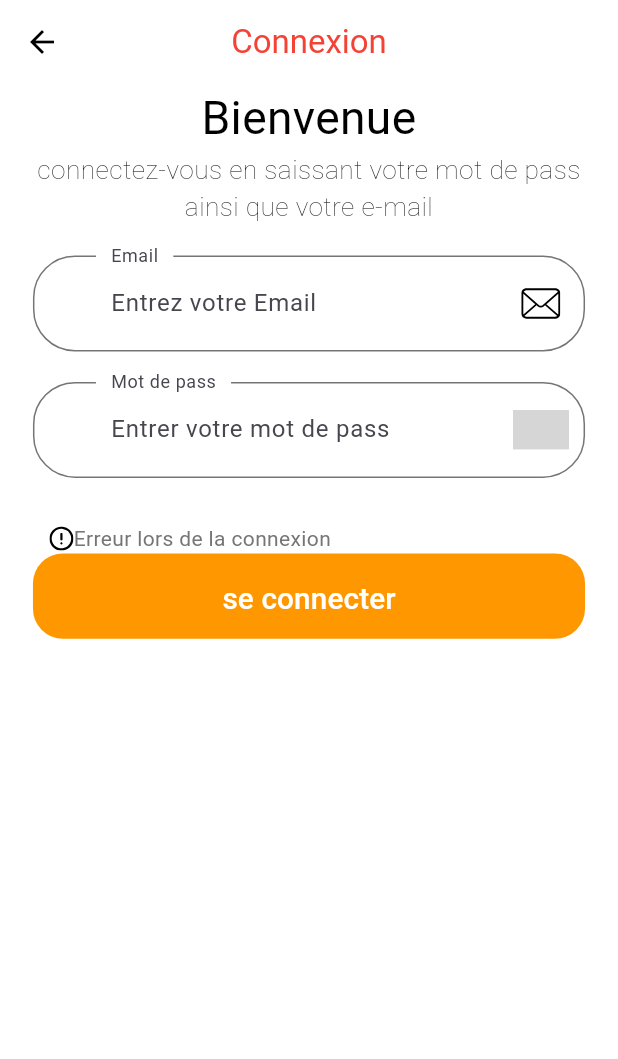
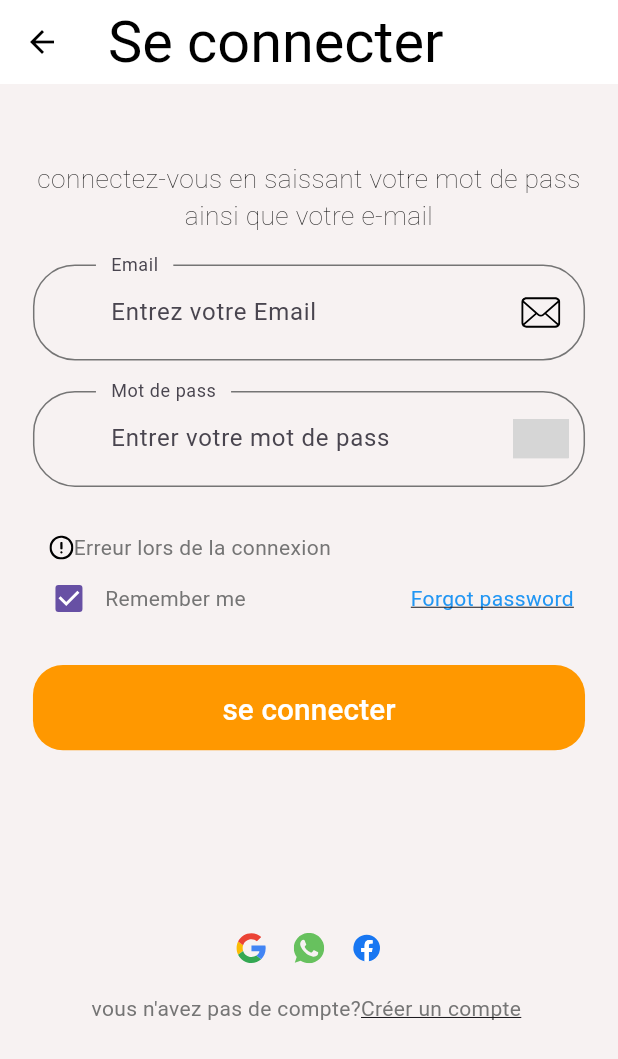
Before and after one commit to Jumvi/flutter-CoopApp, a Flutter app: the SingInScreen screen opened by its route, on a phone screen of 412 x 824 dp. Shown: the top 1059 px of the screen. Run offline on Flutter 3.47's test engine with Material 3 defaults, Android fonts, the phone set to English and light mode, and no system bars; our stand-ins replace flutter_svg; Roboto replaces fonts that are missing (Muli); grey boxes are pictures that could not be loaded.

Commit message:
feat:add authentification screen

```diff
--- a/lib/screen/sing_in/components/body_connexion.dart
+++ b/lib/screen/sing_in/components/body_connexion.dart
@@ -2,6 +2,7 @@ import 'package:firstapp/screen/sing_in/components/connexion_formulaire.dart';
 import 'package:firstapp/size_config.dart';
 import 'package:flutter/material.dart';
 import 'package:flutter/widgets.dart';
+import 'package:flutter_svg/svg.dart';
 
 class BodyConnexion extends StatelessWidget {
   const BodyConnexion({super.key});
@@ -16,10 +17,10 @@ class BodyConnexion extends StatelessWidget {
               EdgeInsets.symmetric(horizontal: getProportionateScreenWidth(20)),
           child: Column(
             children: [
-              Text('Bienvenue',
+              Text('',
                   style: TextStyle(
                     color: Colors.black,
-                    fontSize: getProportionateScreenWidth(28),
+                    fontSize: getProportionateScreenWidth(32),
                     fontWeight: FontWeight.w400,
                   ),
                   textAlign: TextAlign.center),
@@ -32,6 +33,47 @@ class BodyConnexion extends StatelessWidget {
                 textAlign: TextAlign.center,
               ),
               SingInFormulair(),
+              SizedBox(
+                height: getProportionateScreenHeight(120),
+              ),
+              Center(
+                child: Row(
+                  mainAxisSize: MainAxisSize.min,
+                  children: [
+                    SvgPicture.asset(
+                      "assets/icons/google.svg",
+                      width: getProportionateScreenWidth(20),
+                      height: getProportionateScreenHeight(20),
+                    ),
+                    SizedBox(
+                      width: getProportionateScreenWidth(15),
+                    ),
+                    SvgPicture.asset("assets/icons/whatsaap.svg",
+                        width: getProportionateScreenWidth(20),
+                        height: getProportionateScreenHeight(20)),
+                    SizedBox(
+                      width: getProportionateScreenWidth(15),
+                    ),
+                    SvgPicture.asset("assets/icons/facebook.svg",
+                        width: getProportionateScreenWidth(20),
+                        height: getProportionateScreenHeight(20)),
+                  ],
+                ),
+              ),
+              SizedBox(
+                height: getProportionateScreenHeight(20),
+              ),
+              Center(
+                  child: Row(
+                mainAxisSize: MainAxisSize.min,
+                children: [
+                  Text("vous n'avez pas de compte?"),
+                  Text('Créer un compte ',
+                      style: TextStyle(
+                        decoration: TextDecoration.underline,
+                      )),
+                ],
+              ))
             ],
           ),
         ),
--- a/lib/screen/sing_in/components/connexion_formulaire.dart
+++ b/lib/screen/sing_in/components/connexion_formulaire.dart
@@ -15,6 +15,14 @@ class _SingInFormulairState extends State<SingInFormulair> {
   final _formKey = GlobalKey<FormState>();
   final TextEditingController _emailController = TextEditingController();
   final TextEditingController _passwordController = TextEditingController();
+  bool boxState = true;
+
+  void onChackboxChangeState(bool? value) {
+    setState(() {
+      boxState = value ?? false;
+    });
+  }
+
   @override
   Widget build(BuildContext context) {
     return Form(
@@ -45,6 +53,23 @@ class _SingInFormulairState extends State<SingInFormulair> {
                 SvgPicture.asset("assets/icons/Error.svg"),
                 Text('Erreur lors de la connexion'),
               ],
+            ),
+            Row(
+              children: [
+                Checkbox(value: boxState, onChanged: onChackboxChangeState),
+                Text('Remember me'),
+                SizedBox(
+                  width: getProportionateScreenWidth(100),
+                ),
+                Text(
+                  'Forgot password',
+                  style: TextStyle(
+                      decoration: TextDecoration.underline, color: Colors.blue),
+                )
+              ],
+            ),
+            SizedBox(
+              height: getProportionateScreenHeight(20),
             ),
             DefaultButton(
                 press: () {
--- a/lib/screen/sing_in/sing_in_screen.dart
+++ b/lib/screen/sing_in/sing_in_screen.dart
@@ -1,4 +1,5 @@
 import 'package:firstapp/screen/sing_in/components/body_connexion.dart';
+import 'package:firstapp/size_config.dart';
 import 'package:flutter/material.dart';
 
 class SingInScreen extends StatelessWidget {
@@ -10,13 +11,14 @@ class SingInScreen extends StatelessWidget {
     return Scaffold(
       appBar: AppBar(
         title: Text(
-          'Connexion',
+          'Se connecter',
           style: TextStyle(
-            color: Colors.red,
+            color: Colors.black,
+            fontSize: getProportionateScreenWidth(35),
           ),
         ),
-        centerTitle: true,
       ),
+      backgroundColor: const Color.fromARGB(255, 247, 242, 242),
       body: BodyConnexion(),
     );
   }
```
Also changed, not shown: assets/icons/facebook.svg (added), assets/icons/google.svg (added), assets/icons/whatsaap.svg (added), pubspec.lock.
